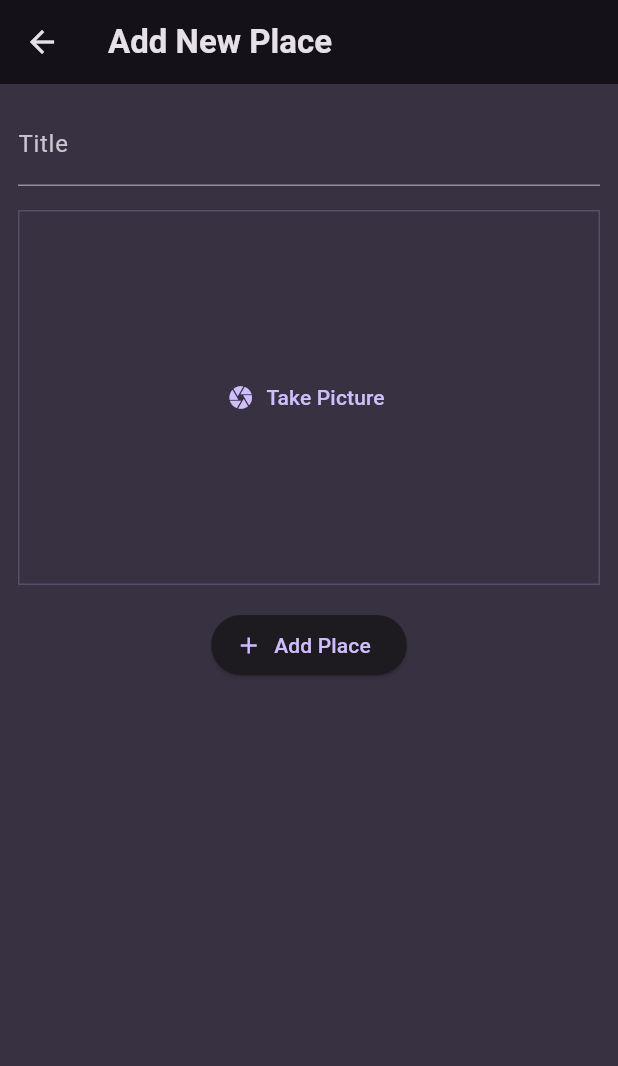
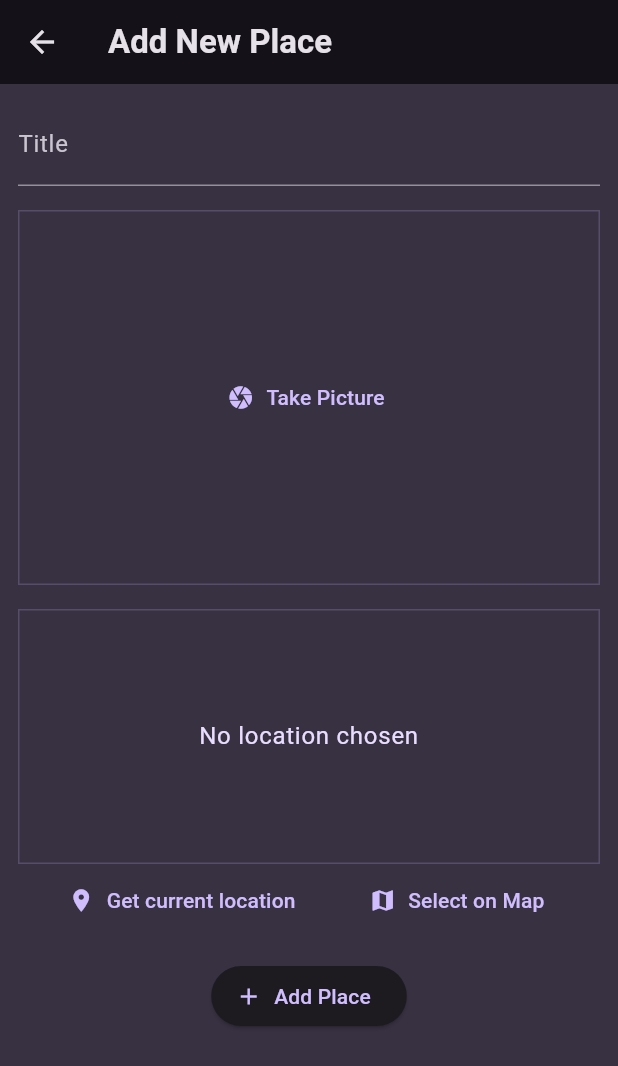
Before and after one commit to vathadianil/Flutter_Favourite_Places_App, a Flutter app: the AddPlaceScreen screen opened directly, on a phone screen of 412 x 824 dp. Shown: the top 1066 px of the screen. Run offline on Flutter 3.47's test engine with Material 3 defaults, Android fonts, the phone set to English and light mode, and no system bars; our stand-ins replace flutter_riverpod, google_fonts, image_picker.

Commit message:
location input code added

```diff
--- a/lib/screens/add_place_screen.dart
+++ b/lib/screens/add_place_screen.dart
@@ -2,6 +2,7 @@
 
 import 'package:favourite_places_app/providers/user_places.dart';
 import 'package:favourite_places_app/widgets/image_input.dart';
+import 'package:favourite_places_app/widgets/location_input.dart';
 import 'package:flutter/material.dart';
 import 'package:flutter_riverpod/flutter_riverpod.dart';
 
@@ -69,6 +70,10 @@
               const SizedBox(
                 height: 16,
               ),
+              const LocationInput(),
+              const SizedBox(
+                height: 16,
+              ),
               ElevatedButton.icon(
                 onPressed: _savePlace,
                 icon: const Icon(Icons.add),
--- /dev/null
+++ b/lib/widgets/location_input.dart
@@ -0,0 +1,53 @@
+import 'package:flutter/material.dart';
+
+class LocationInput extends StatefulWidget {
+  const LocationInput({super.key});
+
+  @override
+  State<LocationInput> createState() {
+    return _LocationInputState();
+  }
+}
+
+class _LocationInputState extends State<LocationInput> {
+  @override
+  Widget build(BuildContext context) {
+    return Column(
+      children: [
+        Container(
+          height: 170,
+          width: double.infinity,
+          alignment: Alignment.center,
+          decoration: BoxDecoration(
+            border: Border.all(
+              width: 1,
+              color: Theme.of(context).colorScheme.primary.withOpacity(.2),
+            ),
+          ),
+          child: Text(
+            'No location chosen',
+            textAlign: TextAlign.center,
+            style: Theme.of(context).textTheme.bodyLarge!.copyWith(
+                  color: Theme.of(context).colorScheme.onPrimaryContainer,
+                ),
+          ),
+        ),
+        Row(
+          mainAxisAlignment: MainAxisAlignment.spaceEvenly,
+          children: [
+            TextButton.icon(
+              onPressed: () {},
+              label: const Text('Get current location'),
+              icon: const Icon(Icons.location_on),
+            ),
+            TextButton.icon(
+              onPressed: () {},
+              label: const Text('Select on Map'),
+              icon: const Icon(Icons.map),
+            ),
+          ],
+        ),
+      ],
+    );
+  }
+}
--- a/pubspec.yaml
+++ b/pubspec.yaml
@@ -40,6 +40,7 @@
   flutter_riverpod: ^2.5.3
   riverpod_annotation: ^2.5.3
   image_picker: ^1.0.0
+  location: ^6.0.2
 
 dev_dependencies:
   flutter_test:
```
Also changed, not shown: pubspec.lock, 2 other files.
